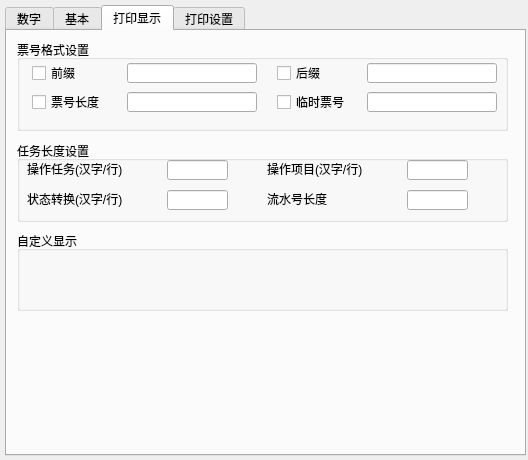
Old version of the form formatsetdlg.ui in the repository rcshuangw/HReportMainWindow.
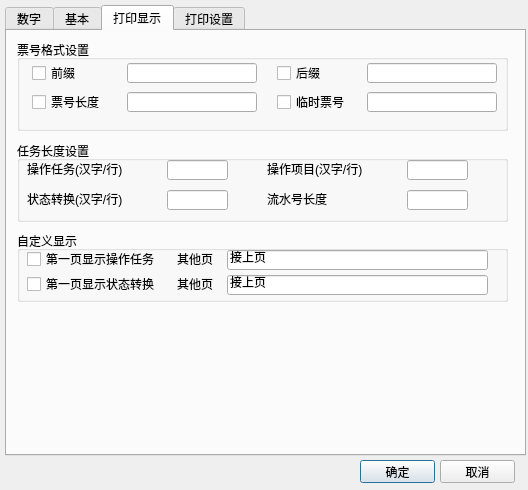
New version of the form. The open tabs and pages were chosen to show the change.

The edit to the form file:
```diff
--- a/formatsetdlg.ui
+++ b/formatsetdlg.ui
@@ -7,7 +7,7 @@
     <x>0</x>
     <y>0</y>
     <width>528</width>
-    <height>460</height>
+    <height>490</height>
    </rect>
   </property>
   <property name="windowTitle">
@@ -463,12 +463,90 @@
        <x>10</x>
        <y>200</y>
        <width>491</width>
-       <height>80</height>
+       <height>71</height>
       </rect>
      </property>
      <property name="title">
       <string>自定义显示</string>
      </property>
+     <widget class="QCheckBox" name="firstOpTaskCheckBox">
+      <property name="geometry">
+       <rect>
+        <x>10</x>
+        <y>20</y>
+        <width>131</width>
+        <height>16</height>
+       </rect>
+      </property>
+      <property name="text">
+       <string>第一页显示操作任务</string>
+      </property>
+     </widget>
+     <widget class="QLabel" name="label_17">
+      <property name="geometry">
+       <rect>
+        <x>160</x>
+        <y>20</y>
+        <width>41</width>
+        <height>16</height>
+       </rect>
+      </property>
+      <property name="text">
+       <string>其他页：</string>
+      </property>
+     </widget>
+     <widget class="QLineEdit" name="opTaskOtherLineEdit">
+      <property name="geometry">
+       <rect>
+        <x>210</x>
+        <y>19</y>
+        <width>261</width>
+        <height>20</height>
+       </rect>
+      </property>
+      <property name="text">
+       <string>接上页</string>
+      </property>
+     </widget>
+     <widget class="QLabel" name="label_18">
+      <property name="geometry">
+       <rect>
+        <x>160</x>
+        <y>45</y>
+        <width>41</width>
+        <height>16</height>
+       </rect>
+      </property>
+      <property name="text">
+       <string>其他页：</string>
+      </property>
+     </widget>
+     <widget class="QCheckBox" name="firststChangeCheckBox">
+      <property name="geometry">
+       <rect>
+        <x>10</x>
+        <y>45</y>
+        <width>131</width>
+        <height>16</height>
+       </rect>
+      </property>
+      <property name="text">
+       <string>第一页显示状态转换</string>
+      </property>
+     </widget>
+     <widget class="QLineEdit" name="stChangeOtherLineEdit">
+      <property name="geometry">
+       <rect>
+        <x>210</x>
+        <y>44</y>
+        <width>261</width>
+        <height>20</height>
+       </rect>
+      </property>
+      <property name="text">
+       <string>接上页</string>
+      </property>
+     </widget>
     </widget>
    </widget>
    <widget class="QWidget" name="tab_4">
@@ -801,6 +879,32 @@
     </widget>
    </widget>
   </widget>
+  <widget class="QPushButton" name="okBtn">
+   <property name="geometry">
+    <rect>
+     <x>360</x>
+     <y>460</y>
+     <width>75</width>
+     <height>23</height>
+    </rect>
+   </property>
+   <property name="text">
+    <string>确定</string>
+   </property>
+  </widget>
+  <widget class="QPushButton" name="cancleBtn">
+   <property name="geometry">
+    <rect>
+     <x>440</x>
+     <y>460</y>
+     <width>75</width>
+     <height>23</height>
+    </rect>
+   </property>
+   <property name="text">
+    <string>取消</string>
+   </property>
+  </widget>
  </widget>
  <resources/>
  <connections/>
```
Left out of the diff: 8 changed lines with no effect on the pictures.
